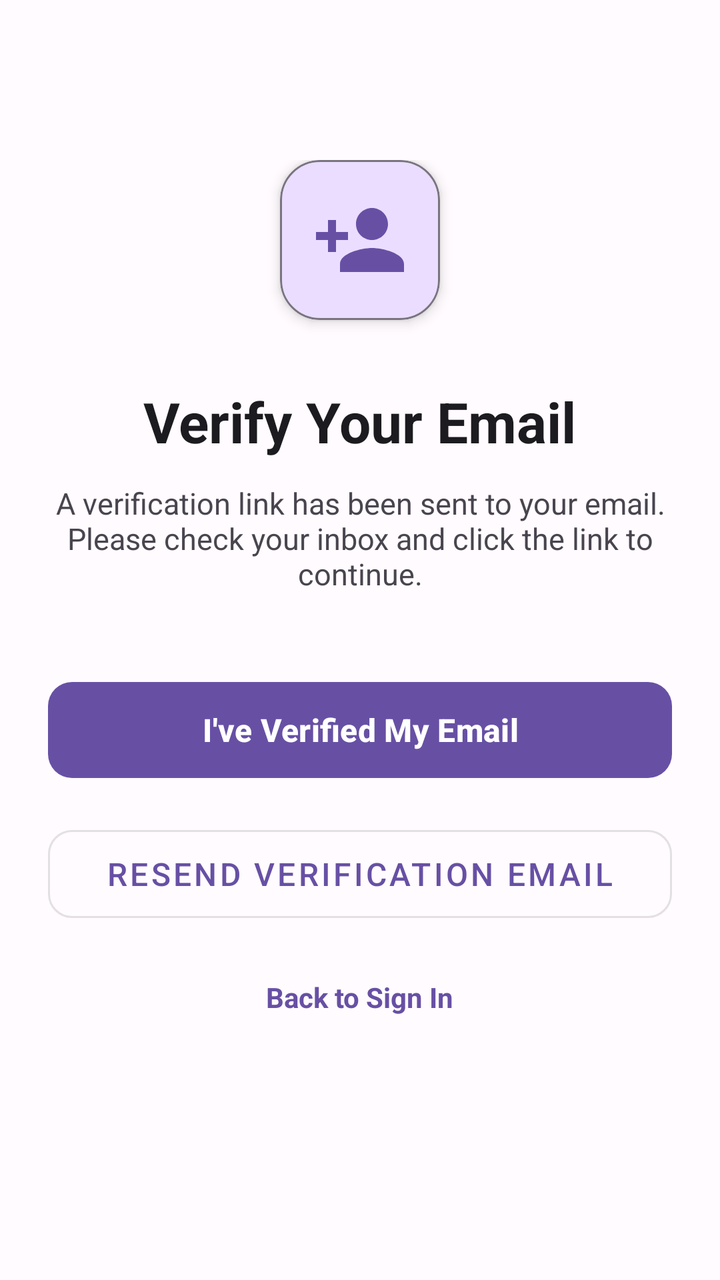
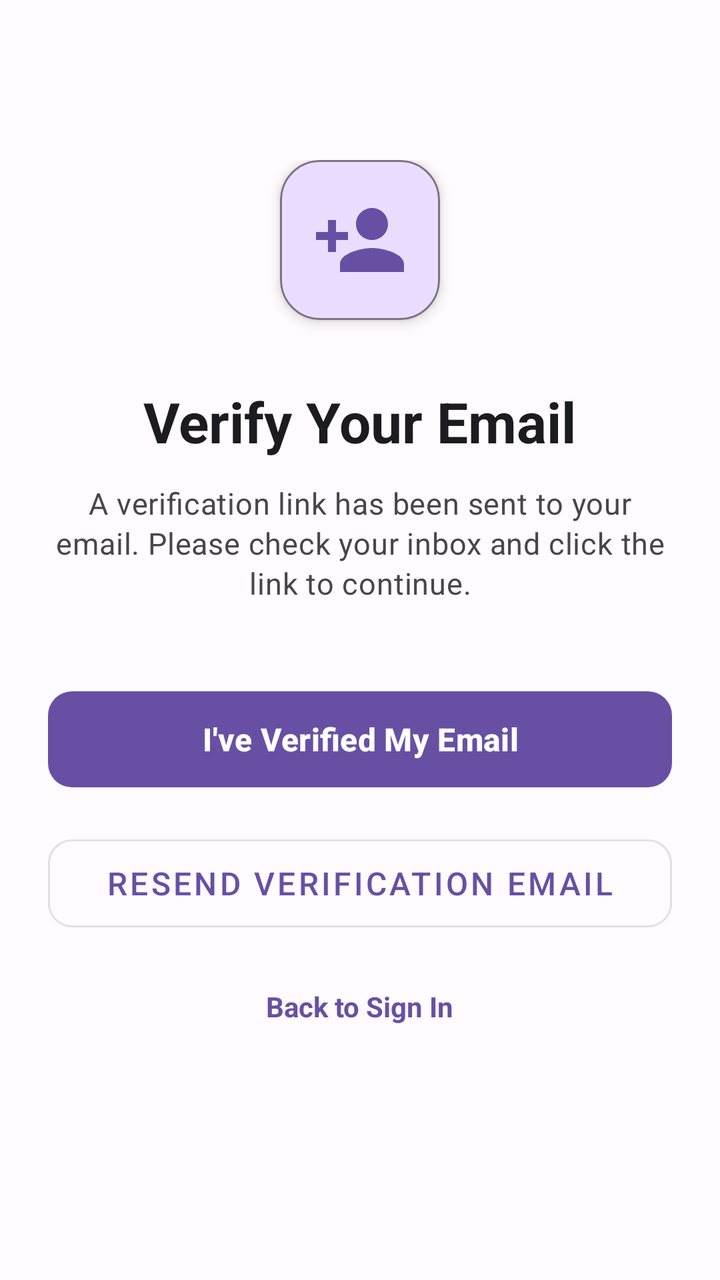

Compare the two renders of this Android layout. The source of the first and the diff that turns it into the second are given below.
<!-- AndroidManifest.xml: application theme Theme.StudySyncproject -->
<!-- res/layout/activity_verify_email.xml -->
<?xml version="1.0" encoding="utf-8"?>
<ScrollView xmlns:android="http://schemas.android.com/apk/res/android"
    xmlns:app="http://schemas.android.com/apk/res-auto"
    android:layout_width="match_parent"
    android:layout_height="match_parent"
    android:background="@color/background"
    android:fillViewport="true">

    <LinearLayout
        android:layout_width="match_parent"
        android:layout_height="wrap_content"
        android:gravity="center_horizontal"
        android:orientation="vertical"
        android:paddingHorizontal="24dp"
        android:paddingTop="80dp"
        android:paddingBottom="40dp">

        <com.google.android.material.card.MaterialCardView
            android:layout_width="80dp"
            android:layout_height="80dp"
            android:layout_marginBottom="32dp"
            app:cardBackgroundColor="@color/primary_container"
            app:cardCornerRadius="20dp"
            app:cardElevation="4dp"
            app:strokeColor="@color/outline"
            app:strokeWidth="1dp">

            <LinearLayout
                android:layout_width="match_parent"
                android:layout_height="match_parent"
                android:gravity="center">

                <ImageView
                    android:layout_width="48dp"
                    android:layout_height="48dp"
                    android:contentDescription="Email Verification Icon"
                    android:src="@drawable/ic_person_add"
                    app:tint="@color/primary" />
            </LinearLayout>
        </com.google.android.material.card.MaterialCardView>

        <TextView
            android:layout_width="wrap_content"
            android:layout_height="wrap_content"
            android:layout_marginBottom="12dp"
            android:text="Verify Your Email"
            android:textColor="@color/text_primary"
            android:textSize="28sp"
            android:textStyle="bold" />

        <TextView
            android:id="@+id/tv_email_sent"
            android:layout_width="wrap_content"
            android:layout_height="wrap_content"
            android:layout_marginBottom="40dp"
            android:gravity="center"
            android:text="A verification link has been sent to your email. Please check your inbox and click the link to continue."
            android:textColor="@color/text_secondary"
            android:textSize="15sp" />

        <com.google.android.material.button.MaterialButton
            android:id="@+id/btn_check_verified"
            android:layout_width="match_parent"
            android:layout_height="56dp"
            android:layout_marginBottom="16dp"
            android:text="I've Verified My Email"
            android:textColor="@color/on_primary"
            android:textSize="16sp"
            android:textStyle="bold"
            app:backgroundTint="@color/primary"
            app:cornerRadius="12dp" />

        <com.google.android.material.button.MaterialButton
            android:id="@+id/btn_resend"
            style="@style/Widget.MaterialComponents.Button.OutlinedButton"
            android:layout_width="match_parent"
            android:layout_height="56dp"
            android:layout_marginBottom="24dp"
            android:text="Resend Verification Email"
            android:textSize="16sp"
            app:cornerRadius="12dp" />

        <TextView
            android:id="@+id/tv_back_login"
            android:layout_width="wrap_content"
            android:layout_height="wrap_content"
            android:clickable="true"
            android:focusable="true"
            android:text="Back to Sign In"
            android:textColor="@color/primary"
            android:textSize="14sp"
            android:textStyle="bold" />

    </LinearLayout>

</ScrollView>
<!-- resources referenced by this layout -->
<resources>
  <color name="background">#FFFBFE</color>
  <color name="on_primary">#FFFFFF</color>
  <color name="outline">#79747E</color>
  <color name="primary">#6750A4</color>
  <color name="primary_container">#EADDFF</color>
  <color name="text_primary">#1C1B1F</color>
  <color name="text_secondary">#49454F</color>
  <!-- drawable ic_person_add (drawable) -->
  <vector xmlns:android="http://schemas.android.com/apk/res/android"
      android:width="24dp"
      android:height="24dp"
      android:viewportWidth="24"
      android:viewportHeight="24">
      <path
          android:fillColor="@android:color/white"
          android:pathData="M15,12c2.21,0 4,-1.79 4,-4s-1.79,-4 -4,-4 -4,1.79 -4,4 1.79,4 4,4zM6,10L6,7L4,7v3L1,10v2h3v3h2v-3h3v-2L6,10zM15,14c-2.67,0 -8,1.34 -8,4v2h16v-2c0,-2.66 -5.33,-4 -8,-4z" />
  </vector>
  <style name="Theme.StudySyncproject" parent="Base.Theme.StudySyncproject" />
  <style name="Base.Theme.StudySyncproject" parent="Theme.Material3.DayNight.NoActionBar">
          <item name="colorPrimary">@color/primary</item>
          <item name="colorPrimaryDark">@color/primary_dark</item>
      </style>
  <color name="primary_dark">#4F378B</color>
</resources>

<!-- the commit's change to res/layout/activity_verify_email.xml (unified diff, before → after) -->
@@ -11,16 +11,16 @@
         android:layout_height="wrap_content"
         android:gravity="center_horizontal"
         android:orientation="vertical"
-        android:paddingHorizontal="24dp"
+        android:paddingHorizontal="@dimen/space_2xl"
         android:paddingTop="80dp"
-        android:paddingBottom="40dp">
+        android:paddingBottom="@dimen/space_3xl">
 
         <com.google.android.material.card.MaterialCardView
             android:layout_width="80dp"
             android:layout_height="80dp"
-            android:layout_marginBottom="32dp"
+            android:layout_marginBottom="@dimen/space_3xl"
             app:cardBackgroundColor="@color/primary_container"
-            app:cardCornerRadius="20dp"
+            app:cardCornerRadius="@dimen/radius_xl"
             app:cardElevation="4dp"
             app:strokeColor="@color/outline"
             app:strokeWidth="1dp">
@@ -40,45 +40,45 @@
         </com.google.android.material.card.MaterialCardView>
 
         <TextView
+            style="@style/TextAppearance.StudySync.Title"
             android:layout_width="wrap_content"
             android:layout_height="wrap_content"
-            android:layout_marginBottom="12dp"
+            android:layout_marginBottom="@dimen/space_md"
             android:text="Verify Your Email"
-            android:textColor="@color/text_primary"
-            android:textSize="28sp"
-            android:textStyle="bold" />
+            android:textSize="28sp" />
 
         <TextView
             android:id="@+id/tv_email_sent"
+            style="@style/TextAppearance.StudySync.Subtitle"
             android:layout_width="wrap_content"
             android:layout_height="wrap_content"
             android:layout_marginBottom="40dp"
             android:gravity="center"
             android:text="A verification link has been sent to your email. Please check your inbox and click the link to continue."
-            android:textColor="@color/text_secondary"
             android:textSize="15sp" />
 
         <com.google.android.material.button.MaterialButton
             android:id="@+id/btn_check_verified"
+            style="@style/Widget.StudySync.Button.Primary"
             android:layout_width="match_parent"
             android:layout_height="56dp"
-            android:layout_marginBottom="16dp"
+            android:layout_marginBottom="@dimen/space_lg"
             android:text="I've Verified My Email"
             android:textColor="@color/on_primary"
             android:textSize="16sp"
             android:textStyle="bold"
             app:backgroundTint="@color/primary"
-            app:cornerRadius="12dp" />
+            app:cornerRadius="@dimen/radius_md" />
 
         <com.google.android.material.button.MaterialButton
             android:id="@+id/btn_resend"
-            style="@style/Widget.MaterialComponents.Button.OutlinedButton"
+            style="@style/Widget.StudySync.Button.Outlined"
             android:layout_width="match_parent"
             android:layout_height="56dp"
-            android:layout_marginBottom="24dp"
+            android:layout_marginBottom="@dimen/space_2xl"
             android:text="Resend Verification Email"
             android:textSize="16sp"
-            app:cornerRadius="12dp" />
+            app:cornerRadius="@dimen/radius_md" />
 
         <TextView
             android:id="@+id/tv_back_login"
<!-- resource entries referenced after the edit -->
@@ -5,7 +5,14 @@
   <color name="outline">#79747E</color>
   <color name="primary">#6750A4</color>
   <color name="primary_container">#EADDFF</color>
+  <dimen name="radius_md">12dp</dimen>
+  <dimen name="radius_xl">20dp</dimen>
+  <dimen name="space_2xl">24dp</dimen>
+  <dimen name="space_3xl">32dp</dimen>
+  <dimen name="space_lg">16dp</dimen>
+  <dimen name="space_md">12dp</dimen>
   <color name="text_primary">#1C1B1F</color>
+  <dimen name="button_height">52dp</dimen>
   <color name="text_secondary">#49454F</color>
   <!-- drawable ic_person_add (drawable) -->
   <vector xmlns:android="http://schemas.android.com/apk/res/android"
@@ -17,11 +24,38 @@
           android:fillColor="@android:color/white"
           android:pathData="M15,12c2.21,0 4,-1.79 4,-4s-1.79,-4 -4,-4 -4,1.79 -4,4 1.79,4 4,4zM6,10L6,7L4,7v3L1,10v2h3v3h2v-3h3v-2L6,10zM15,14c-2.67,0 -8,1.34 -8,4v2h16v-2c0,-2.66 -5.33,-4 -8,-4z" />
   </vector>
+  <style name="TextAppearance.StudySync.Subtitle" parent="TextAppearance.Material3.BodyMedium">
+          <item name="android:textColor">@color/text_secondary</item>
+      </style>
+  <style name="TextAppearance.StudySync.Title" parent="TextAppearance.Material3.HeadlineSmall">
+          <item name="android:textColor">@color/text_primary</item>
+          <item name="android:textStyle">bold</item>
+      </style>
+  <style name="Widget.StudySync.Button.Outlined" parent="Widget.MaterialComponents.Button.OutlinedButton">
+          <item name="android:layout_height">@dimen/button_height</item>
+          <item name="cornerRadius">@dimen/radius_md</item>
+      </style>
+  <style name="Widget.StudySync.Button.Primary" parent="Widget.Material3.Button">
+          <item name="android:layout_height">@dimen/button_height</item>
+          <item name="cornerRadius">@dimen/radius_md</item>
+          <item name="backgroundTint">@color/primary</item>
+          <item name="android:textColor">@color/on_primary</item>
+      </style>
   <style name="Theme.StudySyncproject" parent="Base.Theme.StudySyncproject" />
   <style name="Base.Theme.StudySyncproject" parent="Theme.Material3.DayNight.NoActionBar">
           <item name="colorPrimary">@color/primary</item>
+          <item name="colorOnPrimary">@color/on_primary</item>
+          <item name="colorSecondary">@color/secondary</item>
+          <item name="colorOnSecondary">@color/on_secondary</item>
+          <item name="colorSurface">@color/surface</item>
+          <item name="android:colorBackground">@color/background</item>
+          <item name="colorError">@color/error</item>
           <item name="colorPrimaryDark">@color/primary_dark</item>
       </style>
+  <color name="secondary">#625B71</color>
+  <color name="on_secondary">#FFFFFF</color>
+  <color name="surface">#FFFBFE</color>
+  <color name="error">#B3261E</color>
   <color name="primary_dark">#4F378B</color>
 </resources>
 
